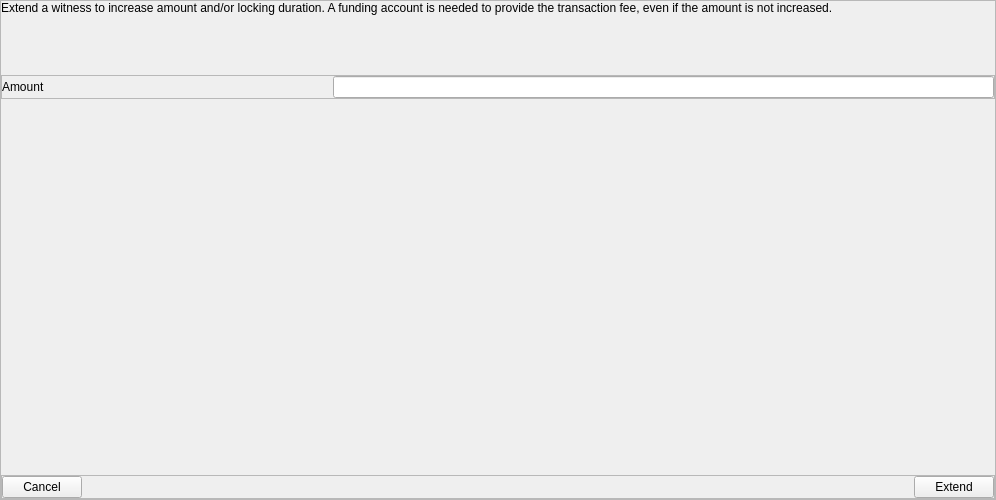
frozenflux3/munt-official, file src/qt/_Gulden/forms/extendwitnessdialog.ui: the form before one commit.
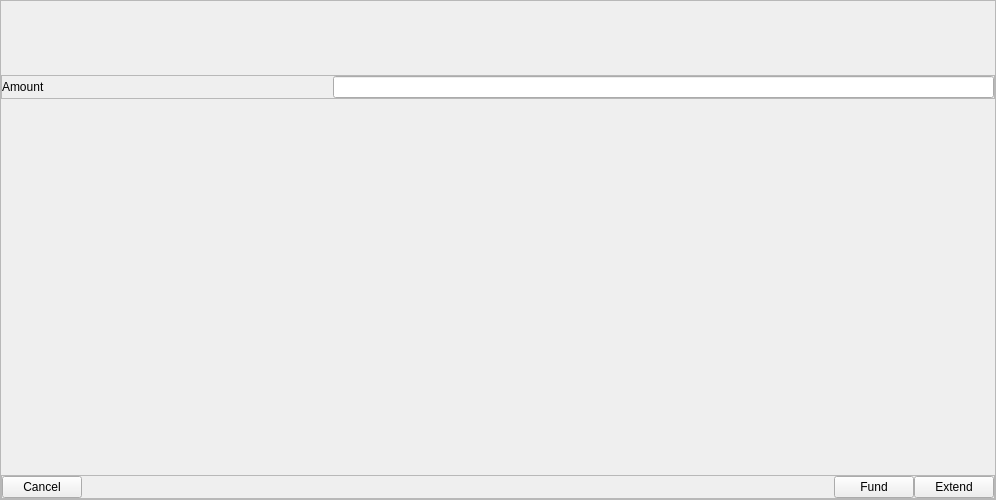
The form after the commit. Custom widgets are drawn as their Qt base class.

Commit message: Witness refund

The edit to the form file:
```diff
--- a/src/qt/_Gulden/forms/extendwitnessdialog.ui
+++ b/src/qt/_Gulden/forms/extendwitnessdialog.ui
@@ -79,7 +79,7 @@
            </sizepolicy>
           </property>
           <property name="text">
-           <string>Extend a witness to increase amount and/or locking duration. A funding account is needed to provide the transaction fee, even if the amount is not increased.</string>
+           <string>&lt;description set programmatically depending on function&gt;</string>
           </property>
           <property name="wordWrap">
            <bool>true</bool>
@@ -234,6 +234,16 @@
              </property>
             </spacer>
            </item>
+           <item>
+            <widget class="QPushButton" name="fundButton">
+             <property name="cursor">
+              <cursorShape>PointingHandCursor</cursorShape>
+             </property>
+             <property name="text">
+              <string>Fund</string>
+             </property>
+            </widget>
+           </item>
            <item>
             <widget class="QPushButton" name="extendButton">
              <property name="cursor">
```
The commit also changes 6 other files.
